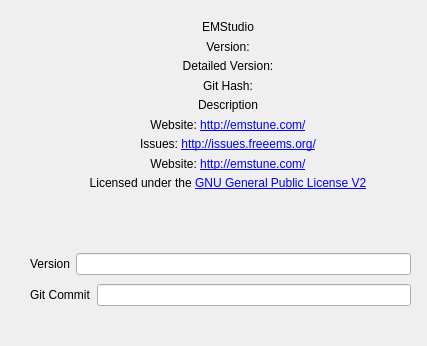
The window that src/aboutview.ui (fredcooke/emstudio) describes before a commit, drawn with Qt 5.
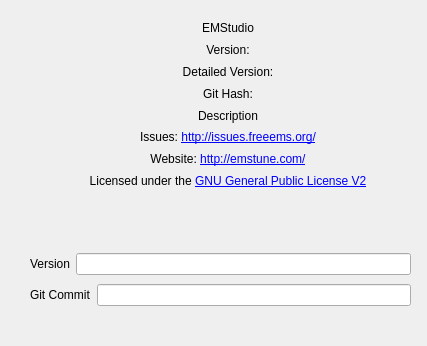
The same window after the commit.

Commit message: Duplicate website links in about help box

The edit to the form file:
```diff
--- a/src/aboutview.ui
+++ b/src/aboutview.ui
@@ -121,16 +121,6 @@
       </property>
      </widget>
     </item>
-    <item>
-     <widget class="QLabel" name="label_4">
-      <property name="text">
-       <string>Website: &lt;a href=&quot;http://emstune.com/&quot;&gt;http://emstune.com/&lt;/a&gt;</string>
-      </property>
-      <property name="alignment">
-       <set>Qt::AlignCenter</set>
-      </property>
-     </widget>
-    </item>
     <item>
      <widget class="QLabel" name="label_5">
       <property name="text">
```
